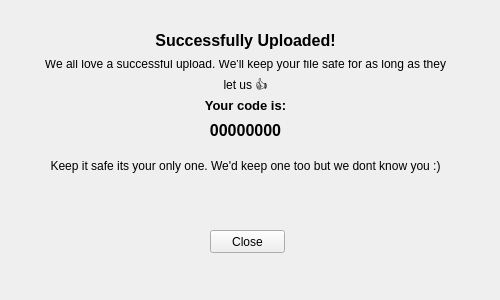
Odetut/TeleFile, file Client/UI/Main.ui: the form before one commit.
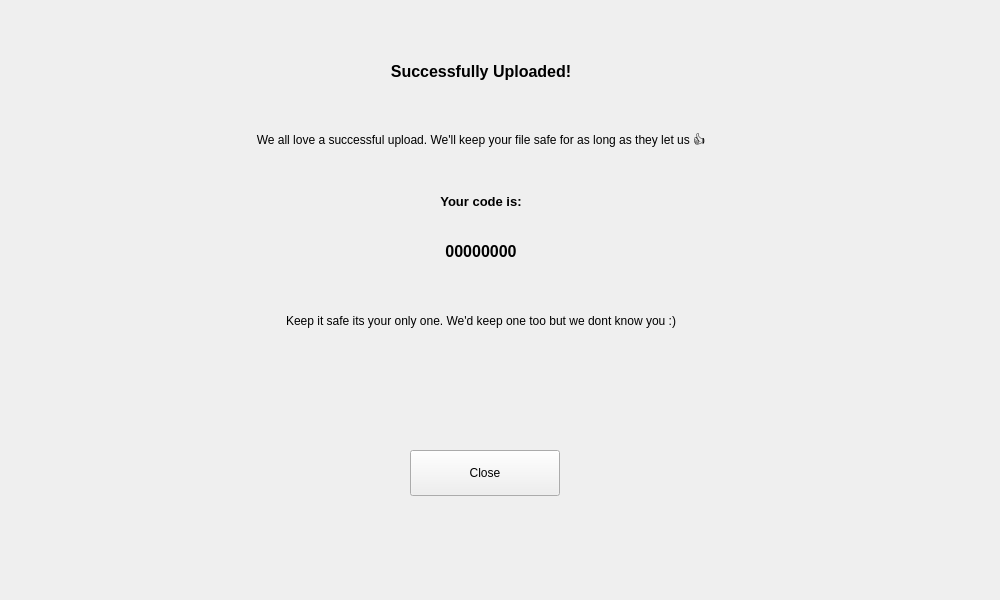
The form after the commit. The open tabs and pages were chosen to show the change. Icons and pictures are not drawn.

Commit message: Added Audio files and made UI launch

The edit to the form file:
```diff
--- a/Client/UI/Main.ui
+++ b/Client/UI/Main.ui
@@ -6,20 +6,20 @@
    <rect>
     <x>0</x>
     <y>0</y>
-    <width>500</width>
-    <height>300</height>
+    <width>1000</width>
+    <height>600</height>
    </rect>
   </property>
   <property name="sizePolicy">
-   <sizepolicy hsizetype="Fixed" vsizetype="Fixed">
+   <sizepolicy hsizetype="Preferred" vsizetype="Preferred">
     <horstretch>0</horstretch>
     <verstretch>0</verstretch>
    </sizepolicy>
   </property>
   <property name="maximumSize">
    <size>
-    <width>500</width>
-    <height>300</height>
+    <width>16777215</width>
+    <height>16777215</height>
    </size>
   </property>
   <property name="baseSize">
@@ -40,13 +40,13 @@
      <rect>
       <x>10</x>
       <y>10</y>
-      <width>491</width>
-      <height>281</height>
+      <width>980</width>
+      <height>580</height>
      </rect>
     </property>
     <property name="maximumSize">
      <size>
-      <width>600</width>
+      <width>16777215</width>
       <height>16777215</height>
      </size>
     </property>
@@ -569,10 +569,10 @@
      <widget class="QLabel" name="label_14">
       <property name="geometry">
        <rect>
-        <x>130</x>
+        <x>260</x>
         <y>0</y>
-        <width>211</width>
-        <height>61</height>
+        <width>422</width>
+        <height>122</height>
        </rect>
       </property>
       <property name="font">
@@ -592,10 +592,10 @@
      <widget class="QLabel" name="CodeBox">
       <property name="geometry">
        <rect>
-        <x>110</x>
-        <y>90</y>
-        <width>251</width>
-        <height>61</height>
+        <x>220</x>
+        <y>180</y>
+        <width>502</width>
+        <height>122</height>
        </rect>
       </property>
       <property name="font">
@@ -615,10 +615,10 @@
      <widget class="QLabel" name="label_16">
       <property name="geometry">
        <rect>
-        <x>30</x>
-        <y>50</y>
-        <width>411</width>
-        <height>31</height>
+        <x>60</x>
+        <y>100</y>
+        <width>822</width>
+        <height>62</height>
        </rect>
       </property>
       <property name="text">
@@ -637,10 +637,10 @@
      <widget class="QLabel" name="label_17">
       <property name="geometry">
        <rect>
-        <x>180</x>
-        <y>80</y>
-        <width>111</width>
-        <height>31</height>
+        <x>360</x>
+        <y>160</y>
+        <width>222</width>
+        <height>62</height>
        </rect>
       </property>
       <property name="font">
@@ -666,10 +666,10 @@
      <widget class="QLabel" name="label_18">
       <property name="geometry">
        <rect>
-        <x>30</x>
-        <y>140</y>
-        <width>411</width>
-        <height>31</height>
+        <x>60</x>
+        <y>280</y>
+        <width>822</width>
+        <height>62</height>
        </rect>
       </property>
       <property name="text">
@@ -688,10 +688,10 @@
      <widget class="QPushButton" name="CloseButton_2">
       <property name="geometry">
        <rect>
-        <x>200</x>
-        <y>220</y>
-        <width>75</width>
-        <height>23</height>
+        <x>400</x>
+        <y>440</y>
+        <width>150</width>
+        <height>46</height>
        </rect>
       </property>
       <property name="text">
```
Left out of the diff: 214 changed lines with no effect on the pictures. The commit also changes 7 other files.
